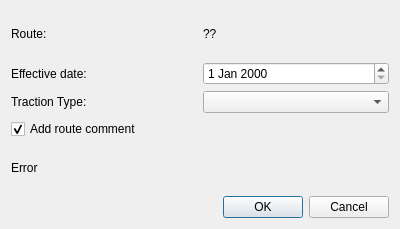
Old version of the form mapper_app/ui/modifyroutetractiontypedlg.ui in the repository allenck/mapper.
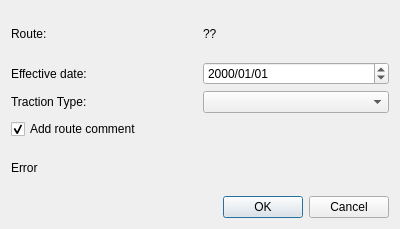
New version of the form.

Patch:
```diff
--- a/mapper_app/ui/modifyroutetractiontypedlg.ui
+++ b/mapper_app/ui/modifyroutetractiontypedlg.ui
@@ -36,7 +36,11 @@
     </widget>
    </item>
    <item row="1" column="1">
-    <widget class="QDateEdit" name="dateEdit"/>
+    <widget class="QDateEdit" name="dateEdit">
+     <property name="displayFormat">
+      <string>yyyy/MM/dd</string>
+     </property>
+    </widget>
    </item>
    <item row="3" column="1">
     <widget class="QComboBox" name="comboBox"/>
```
